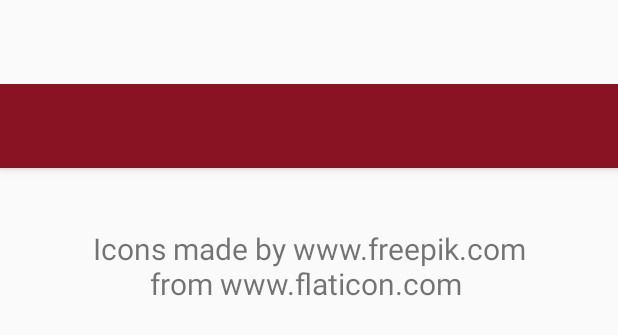
After one commit to mxumichael/WardrobeAdvisor, an Android app: the layout activity_credits.xml on its own in the app's theme, with its tools: preview values and no code run, on a phone screen of 412 x 824 dp. The commit adds this screen. Shown: the top 335 px of the screen. Run offline under Robolectric (Android 15) with nearby library versions, the phone set to English and light mode, and no system bars.

Commit message:
Adding a Credits view to credit for the icons

```diff
--- a/app/src/main/java/com/example/anandchandrasekar/wardrobeadvisor/Home.java
+++ b/app/src/main/java/com/example/anandchandrasekar/wardrobeadvisor/Home.java
@@ -160,7 +160,11 @@ public class Home extends AppCompatActivity implements FilterKindFragment.Filter
             startActivity(i);
             return true;
         }
-
+        if (id == R.id.action_credits) {
+            Intent i = new Intent(getApplicationContext(), CreditsActivity.class);
+            startActivity(i);
+            return true;
+        }
         return super.onOptionsItemSelected(item);
     }
 
--- a/app/src/main/java/com/example/anandchandrasekar/wardrobeadvisor/Scan.java
+++ b/app/src/main/java/com/example/anandchandrasekar/wardrobeadvisor/Scan.java
@@ -286,6 +286,12 @@ public class Scan extends AppCompatActivity {
             return true;
         }
 
+        if (id == R.id.action_credits) {
+            Intent i = new Intent(getApplicationContext(), CreditsActivity.class);
+            startActivity(i);
+            return true;
+        }
+
         return super.onOptionsItemSelected(item);
     }
 
--- /dev/null
+++ b/app/src/main/res/layout/activity_credits.xml
@@ -0,0 +1,34 @@
+<?xml version="1.0" encoding="utf-8"?>
+<android.support.design.widget.CoordinatorLayout
+    xmlns:android="http://schemas.android.com/apk/res/android"
+    xmlns:app="http://schemas.android.com/apk/res-auto"
+    xmlns:tools="http://schemas.android.com/tools" android:layout_width="match_parent"
+    android:layout_height="match_parent" android:fitsSystemWindows="true"
+    tools:context="com.example.anandchandrasekar.wardrobeadvisor.CreditsActivity">
+
+    <LinearLayout
+        android:layout_width="match_parent"
+        android:layout_height="match_parent"
+        android:orientation="vertical">
+
+    <android.support.design.widget.AppBarLayout android:layout_height="wrap_content"
+        android:layout_width="match_parent" android:theme="@style/AppTheme.AppBarOverlay">
+
+        <android.support.v7.widget.Toolbar android:id="@+id/toolbar"
+            android:layout_width="match_parent" android:layout_height="?attr/actionBarSize"
+            android:background="?attr/colorPrimary" app:popupTheme="@style/AppTheme.PopupOverlay"
+            />
+
+    </android.support.design.widget.AppBarLayout>
+
+    <TextView
+        android:layout_height="wrap_content"
+        android:layout_width="match_parent"
+        android:text="Icons made by www.freepik.com from www.flaticon.com "
+        android:textSize="20dp"
+        android:layout_margin="40dp"
+        android:gravity="center"/>
+    </LinearLayout>
+
+
+</android.support.design.widget.CoordinatorLayout>
--- a/app/src/main/res/menu/menu_home.xml
+++ b/app/src/main/res/menu/menu_home.xml
@@ -3,4 +3,6 @@
     xmlns:tools="http://schemas.android.com/tools" tools:context=".menu_home">
     <item android:id="@+id/action_settings" android:title="@string/action_settings"
         android:orderInCategory="100" app:showAsAction="never" />
+    <item android:id="@+id/action_credits" android:title="@string/action_credits"
+        android:orderInCategory="100" app:showAsAction="never" />
 </menu>
--- a/app/src/main/res/values/strings.xml
+++ b/app/src/main/res/values/strings.xml
@@ -6,6 +6,7 @@
 
     <!-- Settings Screen-->
     <string name="action_settings">Settings</string>
+    <string name="action_credits">Credits</string>
     <string-array name="scanning_mode_array">
         <item>NFC</item>
         <item>QR Codes</item>
@@ -121,4 +122,5 @@
             ]
         }
     </string>
+    <string name="title_activity_credits">Credits</string>
 </resources>
```
Also changed, not shown: app/src/main/java/com/example/anandchandrasekar/wardrobeadvisor/CreditsActivity.java (added, +21 -0 lines).
